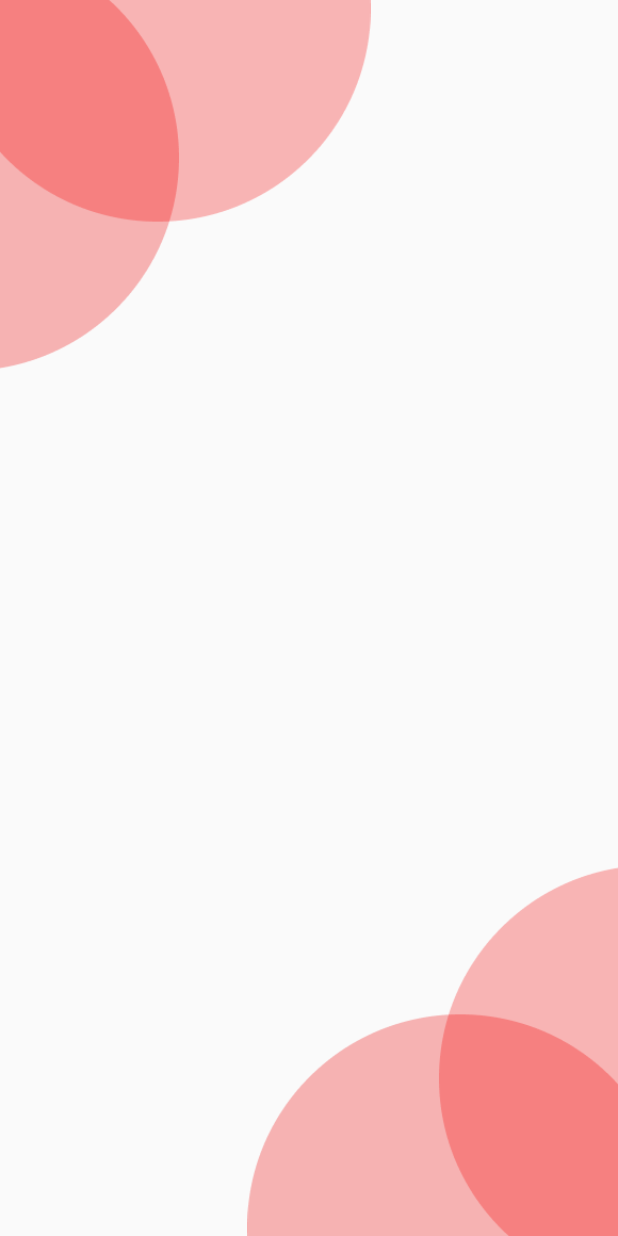
After one commit to jeeljadawala/Senseware_1, a Flutter app: the HalfImage screen opened directly, on a phone screen of 412 x 824 dp. The commit adds this screen. Run offline on Flutter 3.47's test engine with Material 2 defaults, Android fonts, the phone set to English and light mode, and no system bars; our stand-ins replace firebase_auth, firebase_core, fluttertoast, introduction_screen, modal_progress_hud_nsn, permission_handler and 1 more; missing offline and left inert: noise_meter; accounts and stored records are empty.

Commit message:
temporary UI

```diff
--- a/lib/main.dart
+++ b/lib/main.dart
@@ -124,6 +124,7 @@ import 'package:permission_handler/permission_handler.dart';
 import 'package:senseware/login.dart';
 import 'package:senseware/signup.dart';
 import 'introduction_page.dart';
+import 'signupUI.dart';
 
 Future<void> main() async {
   WidgetsFlutterBinding.ensureInitialized();
--- /dev/null
+++ b/lib/signupUI.dart
@@ -0,0 +1,54 @@
+import 'package:flutter/cupertino.dart';
+import 'package:flutter/material.dart';
+
+class HalfImage extends StatelessWidget {
+  const HalfImage({Key? key}) : super(key: key);
+
+  @override
+  Widget build(BuildContext context) {
+    return Scaffold(
+
+
+      body: LayoutBuilder(
+
+
+          builder : (context, constraints) => Stack(
+
+          children: [
+            Positioned(
+              // because it is beyond width
+              left: -constraints.maxWidth * .4,
+              right: constraints.maxWidth * .4,
+
+             // top: constraints.maxHeight * .1, // you may need to change value
+              bottom: constraints.maxHeight * .7,
+              child: Image.asset(
+                "assets/circles.png",
+                // width: constraints.maxWidth * 1.2, // because it is beyond width
+                fit: BoxFit.fitWidth,
+
+              ),
+            ),
+
+            Positioned(
+              // because it is beyond width
+              left: constraints.maxWidth * .4,
+              right:-constraints.maxWidth * .4,
+
+              top: constraints.maxHeight * .7, // you may need to change value
+              //bottom: constraints.maxHeight * .7,
+              child: Image.asset(
+                "assets/circles.png",
+                // width: constraints.maxWidth * 1.2, // because it is beyond width
+                fit: BoxFit.fitWidth,
+              ),
+            ),
+
+            ///* your rest widget with Positioned or [Align] widget
+          ],
+
+        ),
+      ),
+    );
+  }
+}
--- a/pubspec.yaml
+++ b/pubspec.yaml
@@ -70,6 +70,7 @@ flutter:
   # To add assets to your application, add an assets section, like this:
   assets:
   - assets/image.jpg
+  - assets/circles.png
   #   - images/a_dot_ham.jpeg
 
   # An image asset can refer to one or more resolution-specific "variants", see
```
Also changed, not shown: assets/circles.png (added).
